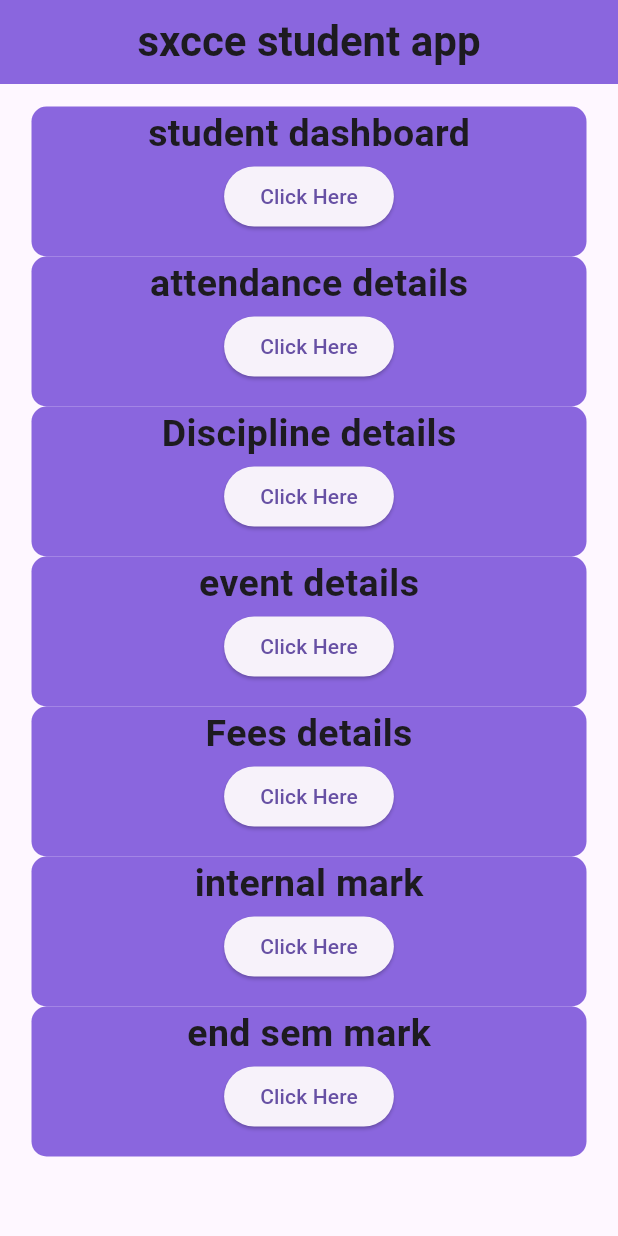
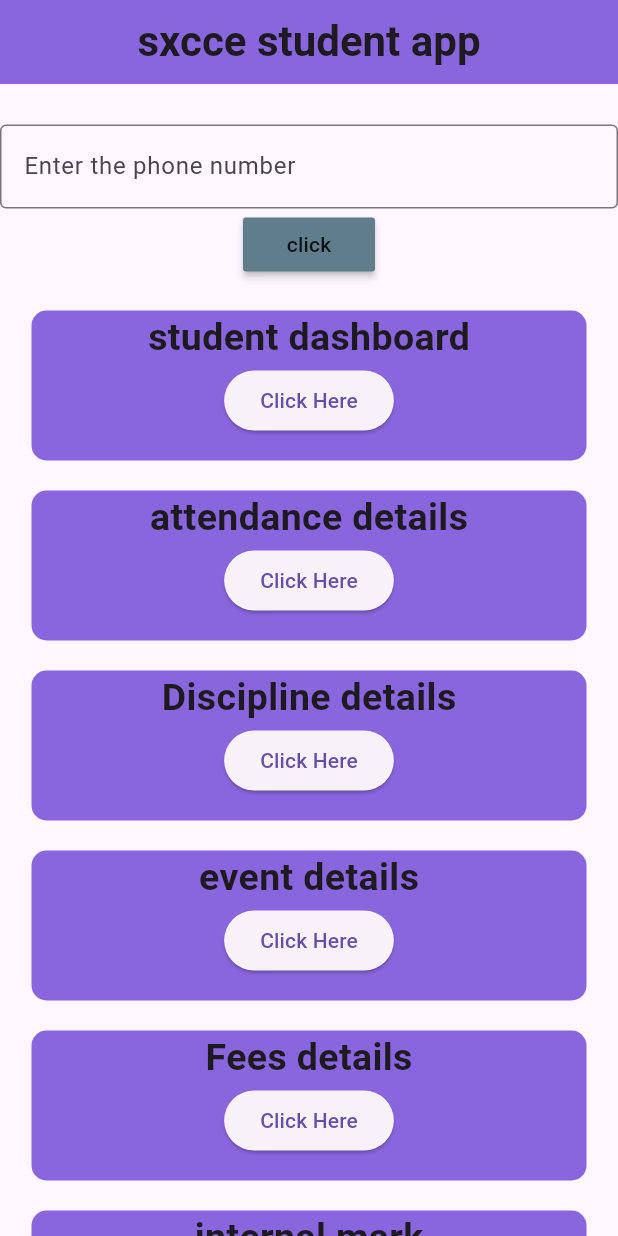
Before and after one commit to senthilharish/sxcce_apk, a Flutter app: the screen it shows after launch, on a phone screen of 412 x 824 dp. Run offline on Flutter 3.47's test engine with Material 3 defaults, Android fonts, the phone set to English and light mode, and no system bars.

Commit message:
providing user input and providing spaces

```diff
--- a/lib/main.dart
+++ b/lib/main.dart
@@ -5,10 +5,16 @@ void main() {
   runApp(const MyApp());
 }
 
-String a = '9787303208'; // Changed to String
+class MyApp extends StatefulWidget {
+  const MyApp({super.key});
 
-class MyApp extends StatelessWidget {
-  const MyApp({super.key});
+  @override
+  _MyAppState createState() => _MyAppState();
+}
+
+class _MyAppState extends State<MyApp> {
+  String a = ''; // Changed to String
+  final _textcontroller = TextEditingController();
 
   @override
   Widget build(BuildContext context) {
@@ -27,25 +33,51 @@ class MyApp extends StatelessWidget {
           ),
           backgroundColor: const Color.fromARGB(222, 121, 80, 217),
         ),
-        body: Column(
+        body: SingleChildScrollView(
+          child:Column(
           children: [
-            SizedBox(height: 15),
+            SizedBox(height: 27,),
+            TextField(
+              controller: _textcontroller,
+              decoration: InputDecoration(
+                  border: OutlineInputBorder(),
+                  hintText: "Enter the phone number",),
+
+            ),
+            MaterialButton(
+              onPressed: () {
+                setState(() {
+                  a = _textcontroller.text; // Updating the string
+                });
+              },
+              color: Colors.blueGrey,
+              child: const Text("click"),
+            ),
+            SizedBox(height: 20),
             main("student dashboard",
                 'https://www.sxcce.edu.in/mobile/studview.php?ph=$a'),
+                SizedBox(height: 20),
             main("attendance details",
                 'https://www.sxcce.edu.in/mobile/absent.php?ph=$a'),
+                SizedBox(height: 20),
             main("Discipline details",
                 'https://www.sxcce.edu.in/mobile/discipline.php?ph=$a'),
+                SizedBox(height: 20),
             main("event details",
                 'https://www.sxcce.edu.in/mobile/events.php?ph=$a'),
+                SizedBox(height: 20),
             main("Fees details",
                 'https://www.sxcce.edu.in/mobile/fees.php?ph=$a'),
+                SizedBox(height: 20),
             main("internal mark",
                 'https://www.sxcce.edu.in/mobile/imarks.php?ph=$a'),
+                SizedBox(height: 20),
             main("end sem mark",
                 'https://www.sxcce.edu.in/mobile/emarks.php?ph=$a'),
+                SizedBox(height: 20),
           ],
         ),
+        )
       ),
     );
   }
```
